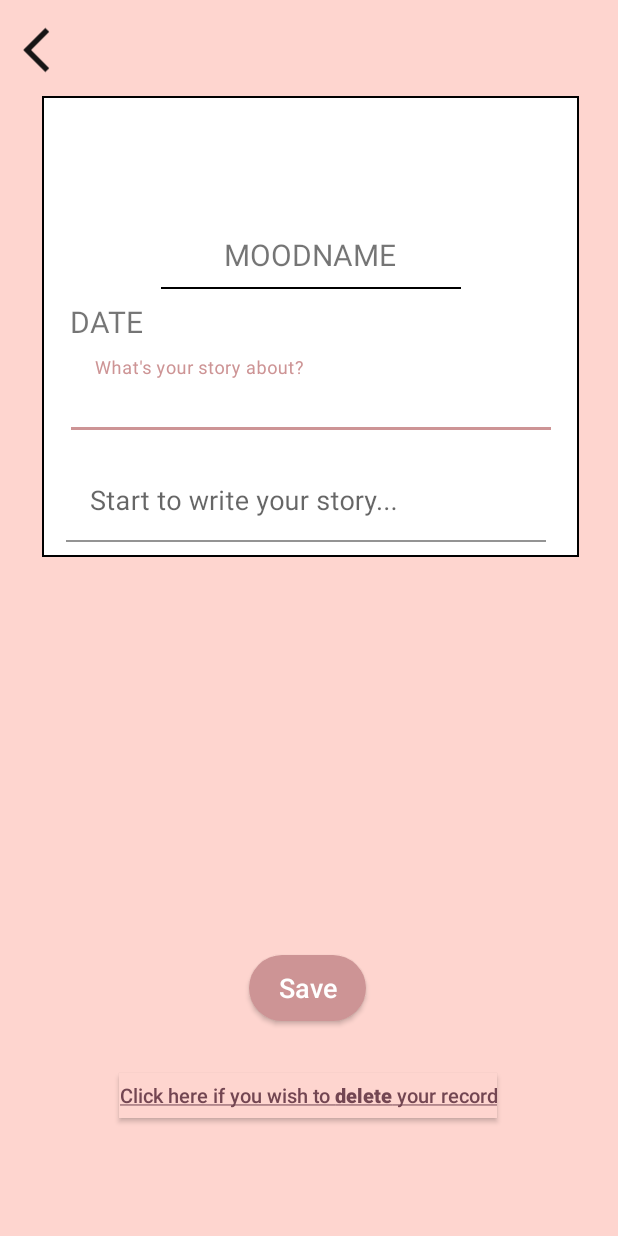
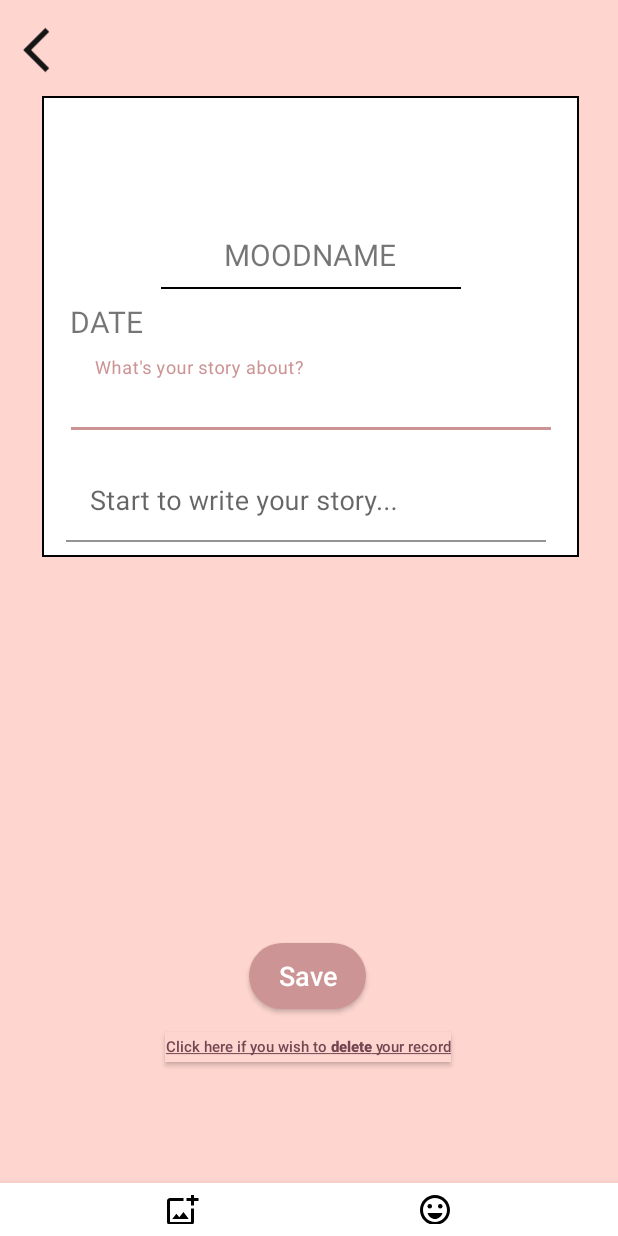
Before and after one commit to xEvl7/Mood-Tracker, an Android app: the layout activity_diary_page.xml on its own in the app's theme, with its tools: preview values and no code run, on a phone screen of 412 x 824 dp. Run offline under Robolectric (Android 15) with nearby library versions, the phone set to English and light mode, and no system bars.

Commit message:
add insert picture function

```diff
--- a/app/src/main/res/layout/activity_diary_page.xml
+++ b/app/src/main/res/layout/activity_diary_page.xml
@@ -189,17 +189,7 @@
 
     </ScrollView>
 
-    <!-- <com.google.android.material.bottomnavigation.BottomNavigationView
-        android:id="@+id/bottomNavigationView2"
-        android:layout_width="match_parent"
-        android:layout_height="35dp"
-        android:background="@color/white"
-        app:itemIconTint="#000000"
-        app:labelVisibilityMode="unlabeled"
-        app:layout_constraintBottom_toBottomOf="parent"
-        app:menu="@menu/menu_diary_page" />-->
-
-  <!--  <androidx.appcompat.widget.AppCompatButton
+<!--    <androidx.appcompat.widget.AppCompatButton
         android:id="@+id/loadButton"
         android:layout_width="83dp"
         android:layout_height="42dp"
@@ -215,8 +205,7 @@
         app:layout_constraintBottom_toTopOf="@+id/bottomNavigationView2"
         app:layout_constraintEnd_toStartOf="@+id/saveButton"
         app:layout_constraintStart_toStartOf="parent"
-        app:layout_constraintTop_toBottomOf="@+id/scrollView2" />
--->
+        app:layout_constraintTop_toBottomOf="@+id/scrollView2" />-->
 
     <androidx.appcompat.widget.AppCompatButton
         android:id="@+id/saveButton"
@@ -224,7 +213,7 @@
         android:layout_height="44dp"
         android:layout_gravity="center"
         android:layout_marginTop="70dp"
-        android:layout_marginBottom="15dp"
+        android:layout_marginBottom="5dp"
         android:background="@drawable/button2"
         android:text="Save"
         android:textAllCaps="false"
@@ -239,18 +228,29 @@
     <androidx.appcompat.widget.AppCompatButton
         android:id="@+id/deleteButton"
         android:layout_width="wrap_content"
-        android:layout_height="30dp"
+        android:layout_height="20dp"
         android:layout_gravity="center"
-        android:layout_marginBottom="60dp"
+        android:layout_marginBottom="70dp"
         android:background="@color/pink"
         android:text="@string/deleteRecordText"
         android:textAllCaps="false"
         android:textColor="@color/ferra"
-        android:textSize="13dp"
-        app:layout_constraintBottom_toBottomOf="parent"
+        android:textSize="10dp"
+        app:layout_constraintBottom_toTopOf="@+id/bottomNavigationView2"
         app:layout_constraintEnd_toEndOf="parent"
         app:layout_constraintHorizontal_bias="0.497"
         app:layout_constraintStart_toStartOf="parent"
         app:layout_constraintTop_toBottomOf="@+id/saveButton" />
 
+    <com.google.android.material.bottomnavigation.BottomNavigationView
+        android:id="@+id/bottomNavigationView2"
+        android:layout_width="match_parent"
+        android:layout_height="35dp"
+        android:background="@color/white"
+        app:itemIconTint="#000000"
+        app:labelVisibilityMode="unlabeled"
+        app:layout_constraintBottom_toBottomOf="parent"
+        app:menu="@menu/menu_diary_page" />
+
+
 </androidx.constraintlayout.widget.ConstraintLayout>
```
Also changed, not shown: app/src/main/java/my/edu/utar/moodtracker/diaryPage.java (+52 -6 lines).
